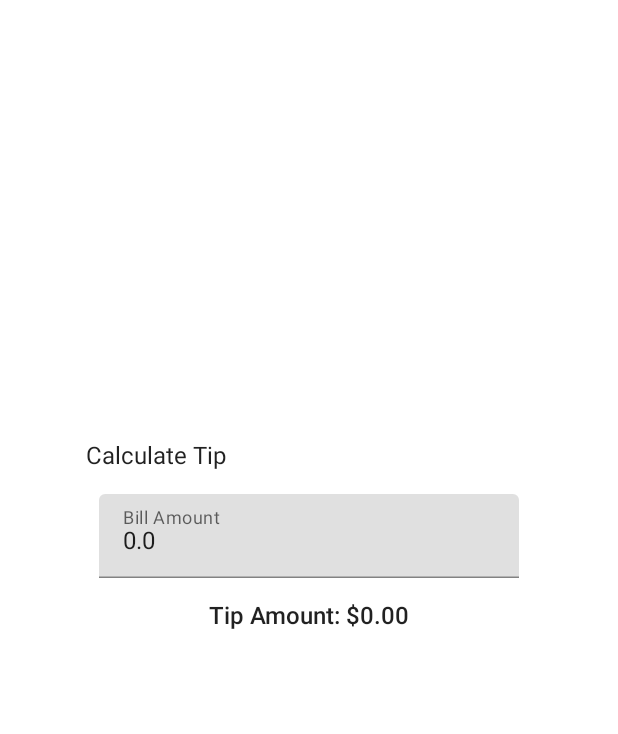
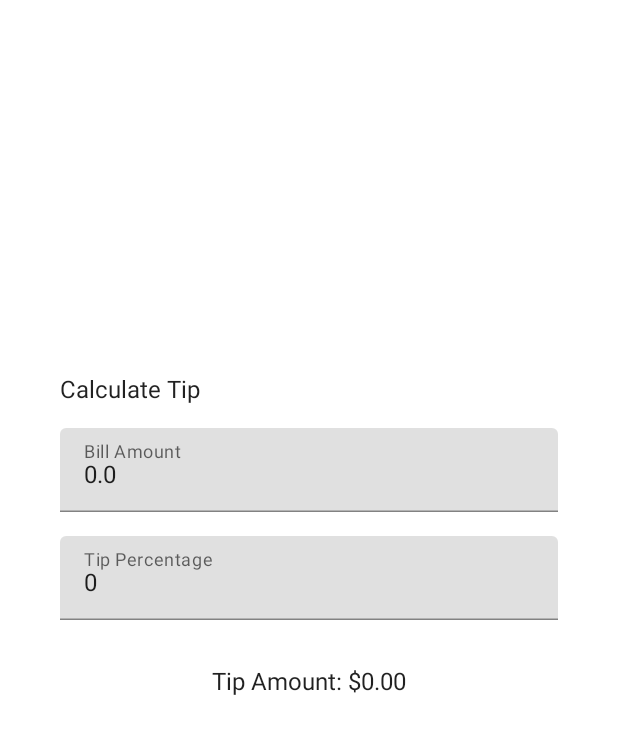
Before and after one commit to hakimamarullah/greeting-android, an Android app built with Jetpack Compose: the screen it shows after launch (MainActivity), on a phone screen of 412 x 824 dp. Shown: the top 734 px of the screen. Run offline under Robolectric (Android 15) with nearby library versions, the phone set to English and light mode, and no system bars.

Commit message:
on going

```diff
--- a/app/src/main/java/com/example/greetingcard/MainActivity.kt
+++ b/app/src/main/java/com/example/greetingcard/MainActivity.kt
@@ -3,6 +3,7 @@ package com.example.greetingcard
 import android.os.Bundle
 import androidx.activity.ComponentActivity
 import androidx.activity.compose.setContent
+import androidx.annotation.StringRes
 import androidx.compose.foundation.layout.*
 import androidx.compose.foundation.rememberScrollState
 import androidx.compose.foundation.text.KeyboardOptions
@@ -15,7 +16,7 @@ import androidx.compose.runtime.*
 import androidx.compose.ui.Alignment
 import androidx.compose.ui.Modifier
 import androidx.compose.ui.res.stringResource
-import androidx.compose.ui.text.font.FontWeight
+import androidx.compose.ui.text.input.ImeAction
 import androidx.compose.ui.text.input.KeyboardType
 import androidx.compose.ui.tooling.preview.Preview
 import androidx.compose.ui.unit.dp
@@ -43,7 +44,8 @@ class MainActivity : ComponentActivity() {
 @Composable
 fun TipTimeApp() {
     var billInput by remember { mutableStateOf("0.0") }
-    val tip = calculateTip(billInput.toDoubleOrNull() ?: 0.0)
+    var tipPercent by remember { mutableStateOf("0") }
+    val tip = calculateTip(billInput.toDoubleOrNull() ?: 0.0, tipPercent.toIntOrNull())
     Column(
         modifier = Modifier
             .statusBarsPadding()
@@ -54,7 +56,24 @@ fun TipTimeApp() {
         horizontalAlignment = Alignment.CenterHorizontally
     ) {
         UpperTitle()
-        BillInputField(value = billInput, onValueChange = { billInput = it })
+        NumberInputField(
+            value = billInput,
+            onValueChange = { billInput = it },
+            label = R.string.bill_amount_label,
+            imeAction = ImeAction.Next,
+            modifier = Modifier
+                .padding(bottom = 16.dp)
+                .fillMaxWidth()
+        )
+        NumberInputField(
+            value = tipPercent,
+            onValueChange = { tipPercent = it },
+            label = R.string.how_was_the_service,
+            imeAction = ImeAction.Done,
+            modifier = Modifier
+                .padding(bottom = 16.dp)
+                .fillMaxWidth()
+        )
         TotalTipText(tip = NumberFormat.getCurrencyInstance().format(tip))
         Spacer(modifier = Modifier.height(150.dp))
     }
@@ -64,8 +83,7 @@ fun TipTimeApp() {
 fun UpperTitle() {
     Row(
         modifier = Modifier
-            .fillMaxWidth()
-            .padding(start = 17.dp),
+            .fillMaxWidth(),
         horizontalArrangement = Arrangement.Start,
         verticalAlignment = Alignment.CenterVertically
     ) {
@@ -78,13 +96,19 @@ fun UpperTitle() {
 }
 
 @Composable
-fun BillInputField(value: String, onValueChange: (String) -> Unit, modifier: Modifier = Modifier) {
+fun NumberInputField(
+    value: String,
+    onValueChange: (String) -> Unit,
+    @StringRes label: Int = R.string.unknown_field,
+    imeAction: ImeAction = ImeAction.Default,
+    modifier: Modifier = Modifier
+) {
     TextField(
         value = value,
         onValueChange = onValueChange,
         singleLine = true,
-        label = { (Text(text = stringResource(id = R.string.bill_amount_label))) },
-        keyboardOptions = KeyboardOptions(keyboardType = KeyboardType.Number),
+        label = { (Text(text = stringResource(id = label))) },
+        keyboardOptions = KeyboardOptions(keyboardType = KeyboardType.Number, imeAction = imeAction),
         modifier = modifier
     )
 }
@@ -94,12 +118,12 @@ fun TotalTipText(tip: String) {
     Text(
         text = stringResource(id = R.string.tip_amount, tip),
         modifier = Modifier.padding(top = 16.dp),
-        fontWeight = FontWeight.Medium
     )
 }
 
-fun calculateTip(amount: Double): Double {
-    return 15 / 100.0 * amount;
+
+fun calculateTip(amount: Double, percentage: Int?): Double {
+    return (percentage ?: 0 )/ 100.0 * amount;
 }
 
 @Preview(showBackground = true, showSystemUi = true)
--- a/app/src/main/res/values/strings.xml
+++ b/app/src/main/res/values/strings.xml
@@ -3,4 +3,7 @@
     <string name="upper_title">Calculate Tip</string>
     <string name="bill_amount_label">Bill Amount</string>
     <string name="tip_amount">Tip Amount: %s</string>
+    <string name="how_was_the_service">Tip Percentage</string>
+    <string name="round_up_tip">Round up tip?</string>
+    <string name="unknown_field">unknown field</string>
 </resources>
```
